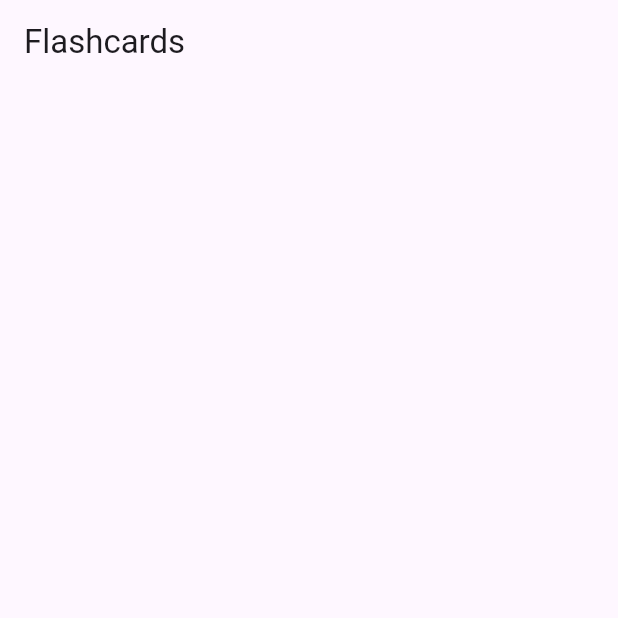
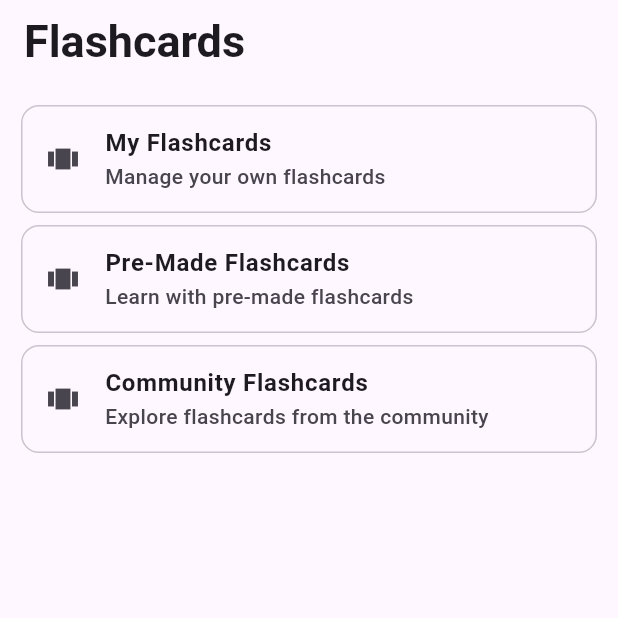
Before and after one commit to sudoer-zero/shima, a Flutter app: the Flashcards screen opened directly, on a phone screen of 412 x 824 dp, the top half of it. Run offline on Flutter 3.47's test engine with Material 3 defaults, Android fonts, the phone set to English and light mode, and no system bars; statements that could not run were skipped.

Commit message:
refactor: improve flashcards page structure and reduce code duplication

```diff
--- a/lib/pages/flashcards.dart
+++ b/lib/pages/flashcards.dart
@@ -1,5 +1,8 @@
-
 import 'package:flutter/material.dart';
+import 'package:hikari/pages/flashcards/community-flashcards.dart';
+import 'package:hikari/pages/flashcards/my-flashcards.dart';
+import 'package:hikari/pages/flashcards/pre-made-flashcards.dart';
+import 'package:hikari/utils/colors.dart';
 
 class Flashcards extends StatefulWidget {
   const Flashcards({super.key});
@@ -9,17 +12,94 @@ class Flashcards extends StatefulWidget {
 }
 
 class _FlashcardsState extends State<Flashcards> {
+  final List<FlashcardOption> _options = [
+    FlashcardOption(
+      title: 'My Flashcards',
+      subtitle: 'Manage your own flashcards',
+      destination: const MyFlashcards(),
+    ),
+    FlashcardOption(
+      title: 'Pre-Made Flashcards',
+      subtitle: 'Learn with pre-made flashcards',
+      destination: const PreMadeFlashcards(),
+    ),
+    FlashcardOption(
+      title: 'Community Flashcards',
+      subtitle: 'Explore flashcards from the community',
+      destination: const CommunityFlashcards(),
+    ),
+  ];
+
   @override
   Widget build(BuildContext context) {
     return Scaffold(
       appBar: AppBar(
-        // TODO: Make the font big and bold.
-        // TODO: Add three cards with icons on the top and title and description on the bottom.
-        // TODO: Add three pages to handle [my flashcards, premade, and community].
         // TODO: First implement the pre-made flashcards.
         // TODO: In the pre-made flashcards start with Hiragana Characters.
-        title: Text("Flashcards"),
+        title: Text(
+          "Flashcards",
+          style: TextStyle(
+            color: AppColors.slate900,
+            fontSize: 30.0,
+            fontWeight: FontWeight.bold
+          ),
+        ),
+      ),
+      body: Padding(
+        padding: const EdgeInsets.fromLTRB(10, 10, 10, 8),
+        child: Column(
+          children: _options.map((option) => _buildFlashcardOption(option)).toList(),
+        ),
+      ),
+    );
+  }
+
+  Widget _buildFlashcardOption(FlashcardOption option) {
+    return GestureDetector(
+      onTap: () {
+        Navigator.push(
+          context,
+          MaterialPageRoute(
+            builder: (context) => option.destination,
+          ),
+        );
+      },
+      child: Card.outlined(
+        child: Column(
+          mainAxisSize: MainAxisSize.min,
+          children: [
+            ListTile(
+              leading: Icon(Icons.view_carousel, color: AppColors.slate800),
+              title: Text(
+                option.title,
+                style: TextStyle(
+                  color: AppColors.slate800,
+                  fontWeight: FontWeight.w600
+                ),
+              ),
+              subtitle: Text(
+                option.subtitle,
+                style: TextStyle(
+                  color: AppColors.slate600,
+                  fontWeight: FontWeight.w500
+                ),
+              ),
+            ),
+          ],
+        ),
       ),
     );
   }
 }
+
+class FlashcardOption {
+  final String title;
+  final String subtitle;
+  final Widget destination;
+
+  FlashcardOption({
+    required this.title,
+    required this.subtitle,
+    required this.destination,
+  });
+}
```
